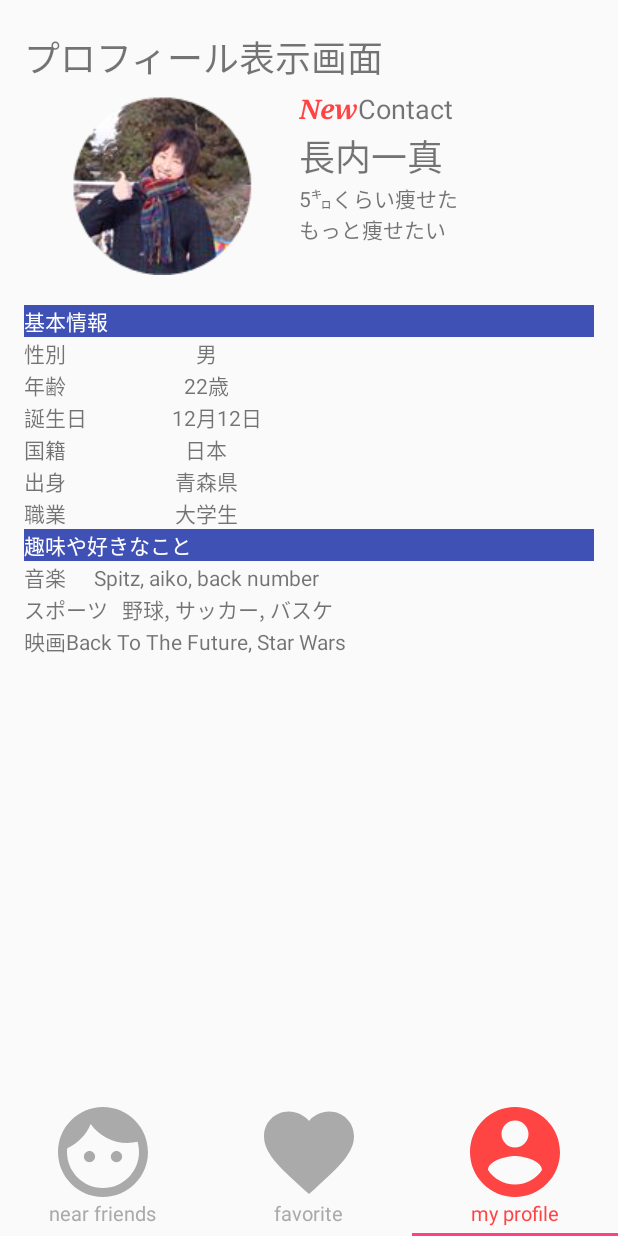
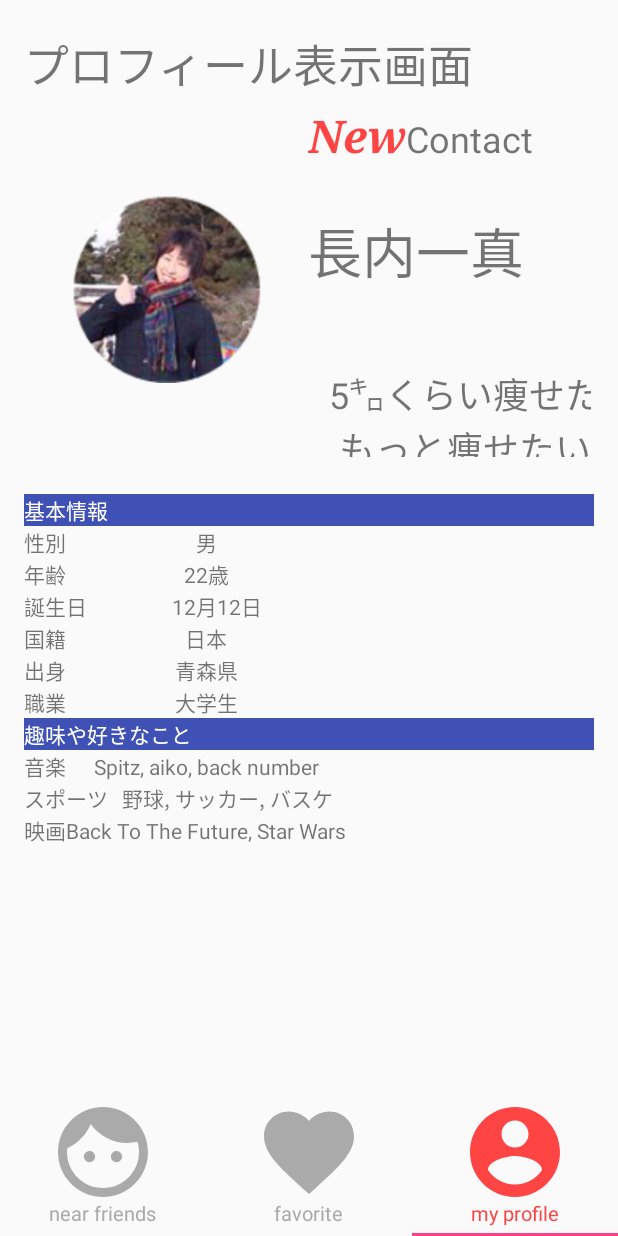
Before and after one commit to enpit2016fun/pbl_e, an Android app: the screen it shows after launch (MainActivity), item 3 of the bottom bar chosen, on a phone screen of 412 x 824 dp. Run offline under Robolectric (Android 15) with nearby library versions, the phone set to English and light mode, and no system bars.

Commit message:
ajust font size and layout of profile

```diff
--- a/app/src/main/res/layout/fragment_profile.xml
+++ b/app/src/main/res/layout/fragment_profile.xml
@@ -17,40 +17,44 @@
         <TextView
             android:text="プロフィール表示画面"
             android:layout_width="match_parent"
-            android:layout_height="40dp"
+            android:layout_height="50dp"
             android:id="@+id/header_profile"
-            android:textSize="24sp" />
+            android:textSize="30sp" />
 
         <LinearLayout
             android:orientation="horizontal"
             android:layout_width="match_parent"
-            android:layout_height="wrap_content">
+            android:layout_height="259dp"
+            android:weightSum="1">
 
             <ImageView
                 android:layout_width="wrap_content"
-                android:layout_height="wrap_content"
+                android:layout_height="241dp"
                 app:srcCompat="@drawable/user_sample_osanai"
                 android:id="@+id/imageView3"
                 android:layout_marginLeft="30dp"
                 android:layout_marginRight="30dp"
-                android:layout_marginBottom="20dp" />
+                android:layout_marginBottom="20dp"
+                android:layout_weight="0.73" />
 
             <LinearLayout
                 android:orientation="vertical"
-                android:layout_width="match_parent"
-                android:layout_height="106dp">
+                android:layout_width="188dp"
+                android:layout_height="244dp"
+                android:weightSum="1"
+                android:layout_weight="0.08">
 
                 <LinearLayout
                     android:orientation="horizontal"
                     android:layout_width="match_parent"
-                    android:layout_height="26dp">
+                    android:layout_height="wrap_content">
 
                     <TextView
                         android:text="New"
                         android:layout_width="wrap_content"
                         android:layout_height="wrap_content"
                         android:id="@+id/textView6"
-                        android:textSize="18sp"
+                        android:textSize="30sp"
                         android:fontFamily="serif"
                         android:typeface="serif"
                         android:textColor="@android:color/holo_red_light"
@@ -61,22 +65,28 @@
                         android:layout_width="wrap_content"
                         android:layout_height="wrap_content"
                         android:id="@+id/textView13"
-                        android:layout_weight="1"
-                        android:textSize="18sp" />
+                        android:textSize="24sp" />
                 </LinearLayout>
 
                 <TextView
                     android:text="長内一真"
-                    android:layout_width="match_parent"
+                    android:layout_width="236dp"
                     android:layout_height="wrap_content"
                     android:id="@+id/textView5"
-                    android:textSize="24sp" />
+                    android:textSize="36sp"
+                    android:layout_marginTop="10dp"
+                    android:layout_marginBottom="20dp"
+                    android:textAlignment="textStart"
+                    android:paddingTop="20dp"
+                    android:paddingBottom="30dp"/>
 
                 <TextView
-                    android:layout_width="114dp"
-                    android:layout_height="wrap_content"
+                    android:layout_width="209dp"
+                    android:layout_height="60dp"
                     android:id="@+id/textView4"
-                    android:text="5㌔くらい痩せたもっと痩せたい" />
+                    android:text="5㌔くらい痩せた\nもっと痩せたい"
+                    android:textAlignment="center"
+                    android:textSize="24sp"/>
             </LinearLayout>
 
         </LinearLayout>
```
